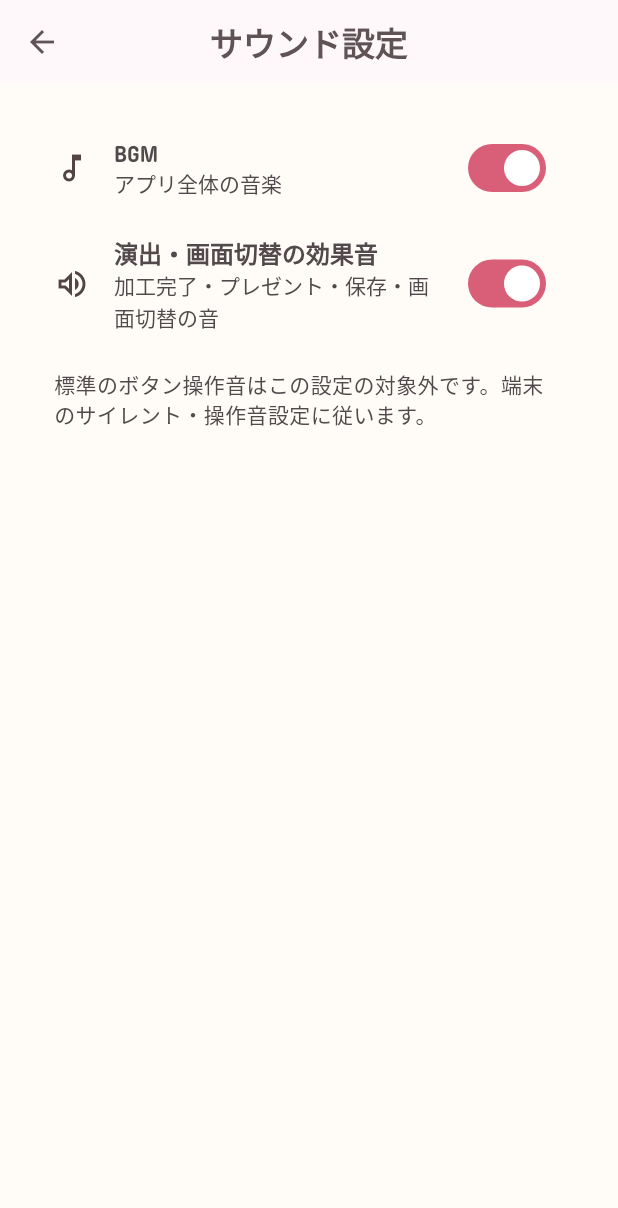
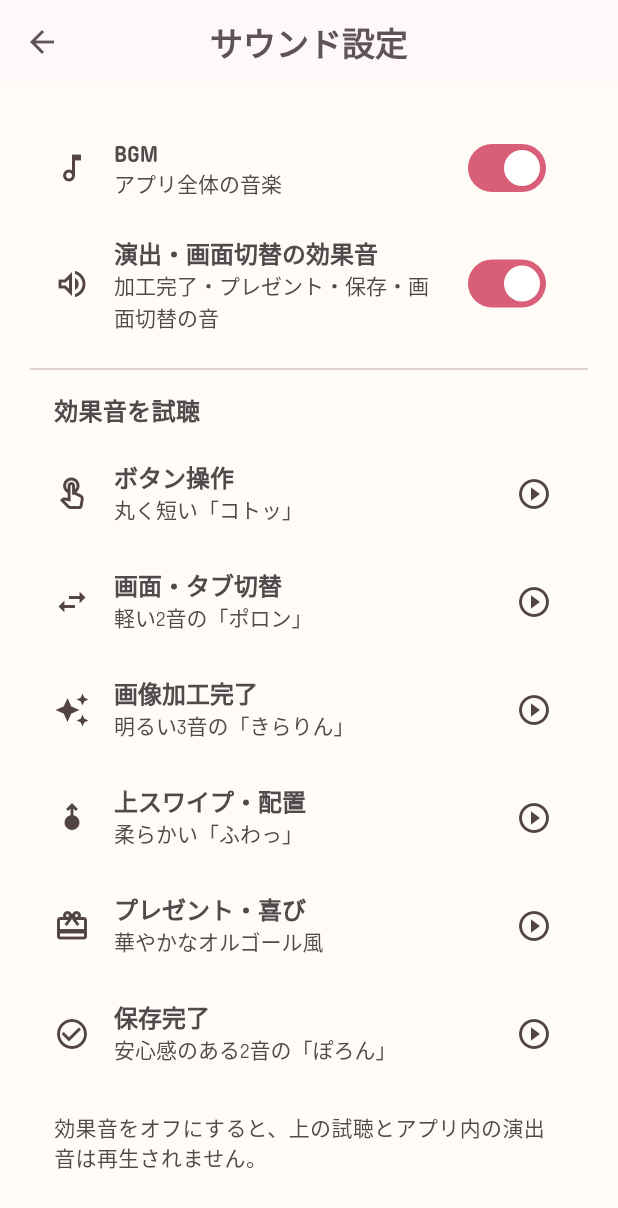
Before and after one commit to wadai-project-c2/DearMe-public, a Flutter app: the CreateMenuScreen screen opened directly, after a tap on the "music note" icon, on a phone screen of 412 x 824 dp. Shown: the top 1208 px of the screen. Run offline on Flutter 3.47's test engine with Material 3 defaults, Android fonts, the phone set to English and light mode, and no system bars; our stand-ins replace audioplayers, dio, drift, flutter_native_splash, go_router, image_picker and 3 more; missing offline and left inert: model_viewer_plus, three_js; accounts and stored records are empty; generated files the repository leaves out were written again; project files that could hold a hidden picture were left out.

Commit message:
Add DearMe sound effects and audio previews

```diff
--- a/lib/main.dart
+++ b/lib/main.dart
@@ -13,7 +13,6 @@ import 'services/fastapi_image_service.dart';
 import 'app_router.dart';
 import 'theme/app_theme.dart';
 import 'audio/audio_controller.dart';
-import 'services/tap_sound_feedback.dart';
 
 void main() {
   final widgetsBinding = WidgetsFlutterBinding.ensureInitialized();
@@ -84,7 +83,6 @@ class MyApp extends StatelessWidget {
       title: 'DearMe',
       theme: AppTheme.lightTheme,
       routerConfig: appRouter,
-      builder: (context, child) => TapSoundFeedback(child: child!),
     );
   }
 }
--- a/lib/screens/create_menu_screen.dart
+++ b/lib/screens/create_menu_screen.dart
@@ -1,5 +1,10 @@
+import 'dart:async';
+
 import 'package:flutter/material.dart';
 import 'package:go_router/go_router.dart';
+import 'package:provider/provider.dart';
+
+import '../audio/audio_controller.dart';
 
 class CreateMenuScreen extends StatelessWidget {
   final VoidCallback? onBackToHome;
@@ -42,7 +47,10 @@ class CreateMenuScreen extends StatelessWidget {
         actions: [
           IconButton(
             tooltip: 'サウンド設定',
-            onPressed: () => context.push('/sound_settings'),
+            onPressed: () => _withButtonSound(
+              context,
+              () => context.push('/sound_settings'),
+            ),
             icon: const Icon(Icons.music_note_outlined),
           ),
         ],
@@ -56,14 +64,20 @@ class CreateMenuScreen extends StatelessWidget {
               Expanded(
                 child: _CreateCard(
                   label: 'AVATAR',
-                  onTap: () => context.push('/avatar_create'),
+                  onTap: () => _withButtonSound(
+                    context,
+                    () => context.push('/avatar_create'),
+                  ),
                 ),
               ),
               const SizedBox(height: 38),
               Expanded(
                 child: _CreateCard(
                   label: 'ROOM',
-                  onTap: () => context.push('/room_placement'),
+                  onTap: () => _withButtonSound(
+                    context,
+                    () => context.push('/room_placement'),
+                  ),
                 ),
               ),
             ],
@@ -71,6 +85,12 @@ class CreateMenuScreen extends StatelessWidget {
         ),
       ),
     );
+  }
+
+  void _withButtonSound(BuildContext context, VoidCallback action) {
+    unawaited(
+        context.read<AudioController>().playEffect(SoundEffect.buttonTap));
+    action();
   }
 }
 
--- a/lib/screens/sound_settings_screen.dart
+++ b/lib/screens/sound_settings_screen.dart
@@ -35,12 +35,79 @@ class SoundSettingsScreen extends StatelessWidget {
                 ? (value) => unawaited(audio.setSoundEffectsEnabled(value))
                 : null,
           ),
+          const Divider(height: 32),
+          const Padding(
+            padding: EdgeInsets.symmetric(horizontal: 16),
+            child: Text(
+              '効果音を試聴',
+              style: TextStyle(fontSize: 16, fontWeight: FontWeight.w600),
+            ),
+          ),
+          const SizedBox(height: 8),
+          ..._effectPreviews.map(
+            (preview) => ListTile(
+              leading: Icon(preview.icon),
+              title: Text(preview.label),
+              subtitle: Text(preview.description),
+              trailing: const Icon(Icons.play_circle_outline),
+              enabled: audio.initialized && audio.soundEffectsEnabled,
+              onTap: audio.initialized && audio.soundEffectsEnabled
+                  ? () => unawaited(audio.playEffect(preview.effect))
+                  : null,
+            ),
+          ),
           const Padding(
             padding: EdgeInsets.all(16),
-            child: Text('標準のボタン操作音はこの設定の対象外です。端末のサイレント・操作音設定に従います。'),
+            child: Text('効果音をオフにすると、上の試聴とアプリ内の演出音は再生されません。'),
           ),
         ],
       ),
     );
   }
 }
+
+const _effectPreviews = <_EffectPreview>[
+  _EffectPreview(
+      label: 'ボタン操作',
+      description: '丸く短い「コトッ」',
+      icon: Icons.touch_app_outlined,
+      effect: SoundEffect.buttonTap),
+  _EffectPreview(
+      label: '画面・タブ切替',
+      description: '軽い2音の「ポロン」',
+      icon: Icons.swap_horiz,
+      effect: SoundEffect.navigation),
+  _EffectPreview(
+      label: '画像加工完了',
+      description: '明るい3音の「きらりん」',
+      icon: Icons.auto_awesome,
+      effect: SoundEffect.processingComplete),
+  _EffectPreview(
+      label: '上スワイプ・配置',
+      description: '柔らかい「ふわっ」',
+      icon: Icons.swipe_up_alt,
+      effect: SoundEffect.swipePlacement),
+  _EffectPreview(
+      label: 'プレゼント・喜び',
+      description: '華やかなオルゴール風',
+      icon: Icons.redeem_outlined,
+      effect: SoundEffect.presentCelebration),
+  _EffectPreview(
+      label: '保存完了',
+      description: '安心感のある2音の「ぽろん」',
+      icon: Icons.check_circle_outline,
+      effect: SoundEffect.saveComplete),
+];
+
+class _EffectPreview {
+  const _EffectPreview(
+      {required this.label,
+      required this.description,
+      required this.icon,
+      required this.effect});
+
+  final String label;
+  final String description;
+  final IconData icon;
+  final SoundEffect effect;
+}
```
Also changed, not shown: lib/screens/profile_create_screen.dart (+7 -4 lines), lib/services/app_interaction_feedback.dart (+4 -4 lines), 6 other files.
